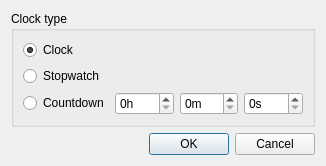
Old version of the form ui/src/vcclockproperties.ui in the repository mcallegari/qlcplus.
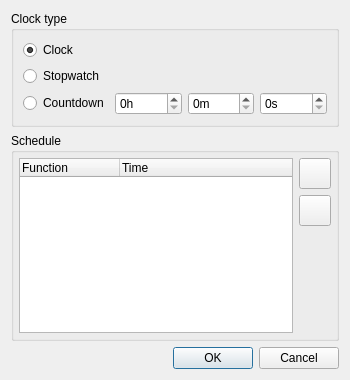
New version of the form. Icons and pictures are not drawn.

Commit message: NEW: Clock widget can now be used to schedule a function startup

The edit to the form file:
```diff
--- a/ui/src/vcclockproperties.ui
+++ b/ui/src/vcclockproperties.ui
@@ -6,8 +6,8 @@
    <rect>
     <x>0</x>
     <y>0</y>
-    <width>326</width>
-    <height>158</height>
+    <width>350</width>
+    <height>380</height>
    </rect>
   </property>
   <property name="windowTitle">
@@ -81,6 +81,88 @@
      </layout>
     </widget>
    </item>
+   <item>
+    <widget class="QGroupBox" name="groupBox_2">
+     <property name="title">
+      <string>Schedule</string>
+     </property>
+     <layout class="QGridLayout" name="gridLayout_2">
+      <property name="leftMargin">
+       <number>5</number>
+      </property>
+      <property name="topMargin">
+       <number>5</number>
+      </property>
+      <property name="rightMargin">
+       <number>5</number>
+      </property>
+      <property name="bottomMargin">
+       <number>5</number>
+      </property>
+      <item row="0" column="1">
+       <widget class="QToolButton" name="m_addScheduleBtn">
+        <property name="icon">
+         <iconset resource="qlcui.qrc">
+          <normaloff>:/edit_add.png</normaloff>:/edit_add.png</iconset>
+        </property>
+        <property name="iconSize">
+         <size>
+          <width>24</width>
+          <height>24</height>
+         </size>
+        </property>
+       </widget>
+      </item>
+      <item row="1" column="1">
+       <widget class="QToolButton" name="m_removeScheduleBtn">
+        <property name="icon">
+         <iconset resource="qlcui.qrc">
+          <normaloff>:/edit_remove.png</normaloff>:/edit_remove.png</iconset>
+        </property>
+        <property name="iconSize">
+         <size>
+          <width>24</width>
+          <height>24</height>
+         </size>
+        </property>
+       </widget>
+      </item>
+      <item row="2" column="1">
+       <spacer name="verticalSpacer">
+        <property name="orientation">
+         <enum>Qt::Vertical</enum>
+        </property>
+        <property name="sizeHint" stdset="0">
+         <size>
+          <width>20</width>
+          <height>40</height>
+         </size>
+        </property>
+       </spacer>
+      </item>
+      <item row="0" column="0" rowspan="3">
+       <widget class="QTreeWidget" name="m_scheduleTree">
+        <property name="rootIsDecorated">
+         <bool>false</bool>
+        </property>
+        <property name="itemsExpandable">
+         <bool>false</bool>
+        </property>
+        <column>
+         <property name="text">
+          <string>Function</string>
+         </property>
+        </column>
+        <column>
+         <property name="text">
+          <string>Time</string>
+         </property>
+        </column>
+       </widget>
+      </item>
+     </layout>
+    </widget>
+   </item>
    <item>
     <widget class="QDialogButtonBox" name="buttonBox">
      <property name="standardButtons">
```
The commit also changes 13 other files.
